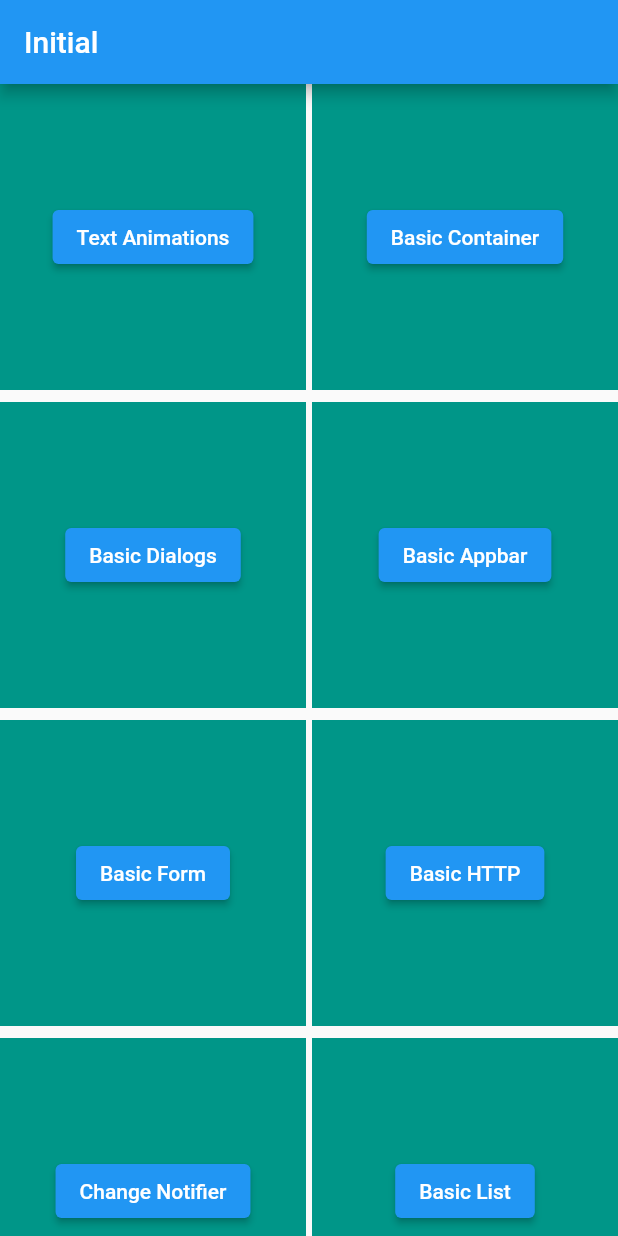
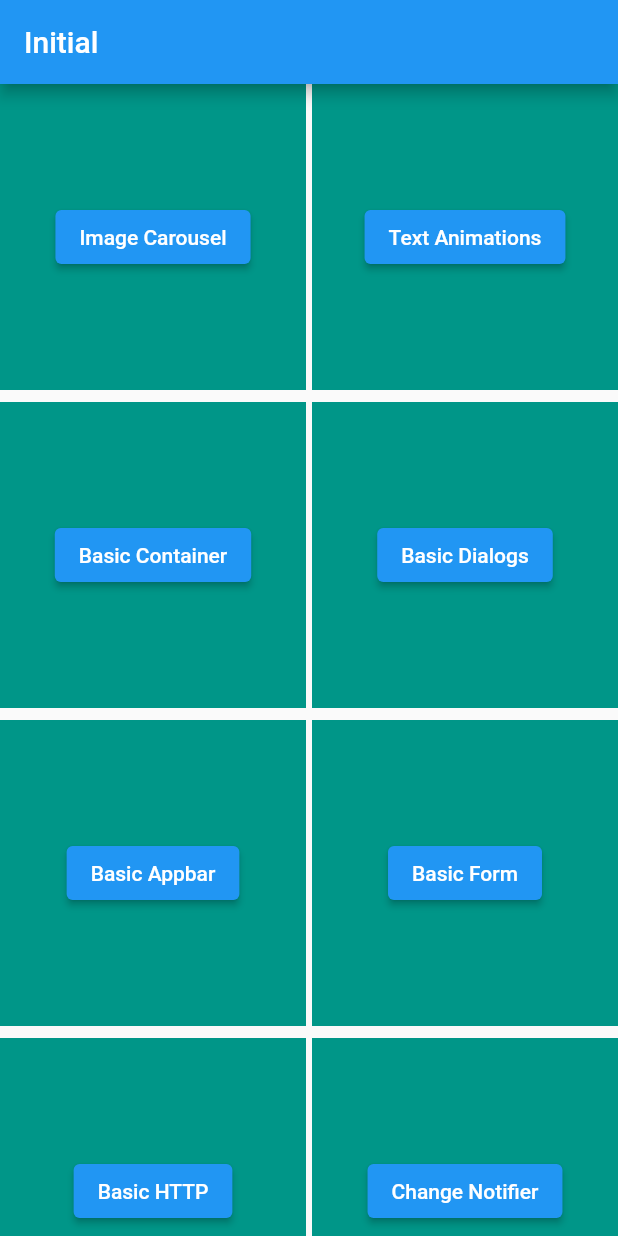
Before and after one commit to dilipkumar4813/flutter_illustrations, a Flutter app: the screen it shows after launch, on a phone screen of 412 x 824 dp. Run offline on Flutter 3.47's test engine with Material 2 defaults, Android fonts, the light colour scheme and no system bars; our stand-ins replace animated_text_kit, carousel_slider, fluttertoast.

Commit message:
Image carousel
Image Carousel implementation boilerplate

```diff
--- a/lib/screens/homepage.dart
+++ b/lib/screens/homepage.dart
@@ -14,6 +14,9 @@ class MyHomePage extends StatefulWidget {
 
 class _MyHomePageState extends State<MyHomePage> {
   List<Home> routes = [
+    Home(
+        route: AppAnimationsRoutes.imageCarouselAnimation,
+        buttonTitle: "Image Carousel"),
     Home(
         route: AppAnimationsRoutes.textAnimations,
         buttonTitle: "Text Animations"),
--- a/lib/utils/routes/animation_routes.dart
+++ b/lib/utils/routes/animation_routes.dart
@@ -3,4 +3,6 @@ import '../screens.dart';
 
 Map animationRoutes = {
   AppAnimationsRoutes.textAnimations: (context) => const TextAnimations(),
+  AppAnimationsRoutes.imageCarouselAnimation: (context) =>
+      const ImageCarouselScreen(),
 };
--- a/lib/utils/routes/route_animations.dart
+++ b/lib/utils/routes/route_animations.dart
@@ -1,3 +1,4 @@
 class AppAnimationsRoutes {
   static String textAnimations = "/textAnimations";
+  static String imageCarouselAnimation = '/imageCarousel';
 }
--- a/lib/utils/screens.dart
+++ b/lib/utils/screens.dart
@@ -11,3 +11,4 @@ export '../screens/basic/basic_scrollview.dart';
 export '../screens/basic/basic_nested_scrollview.dart';
 export '../screens/basic/basic_gridview.dart';
 export '../screens/animate/text_animations.dart';
+export '../screens/animate/image_carousel.dart';
--- a/pubspec.yaml
+++ b/pubspec.yaml
@@ -37,6 +37,7 @@ dependencies:
   cupertino_icons: ^1.0.2
   http: ^0.13.5
   provider: ^6.0.5
+  carousel_slider: ^4.2.1
 
 dev_dependencies:
   flutter_test:
```
Also changed, not shown: lib/screens/animate/image_carousel.dart (added, +46 -0 lines), 1 other file.
